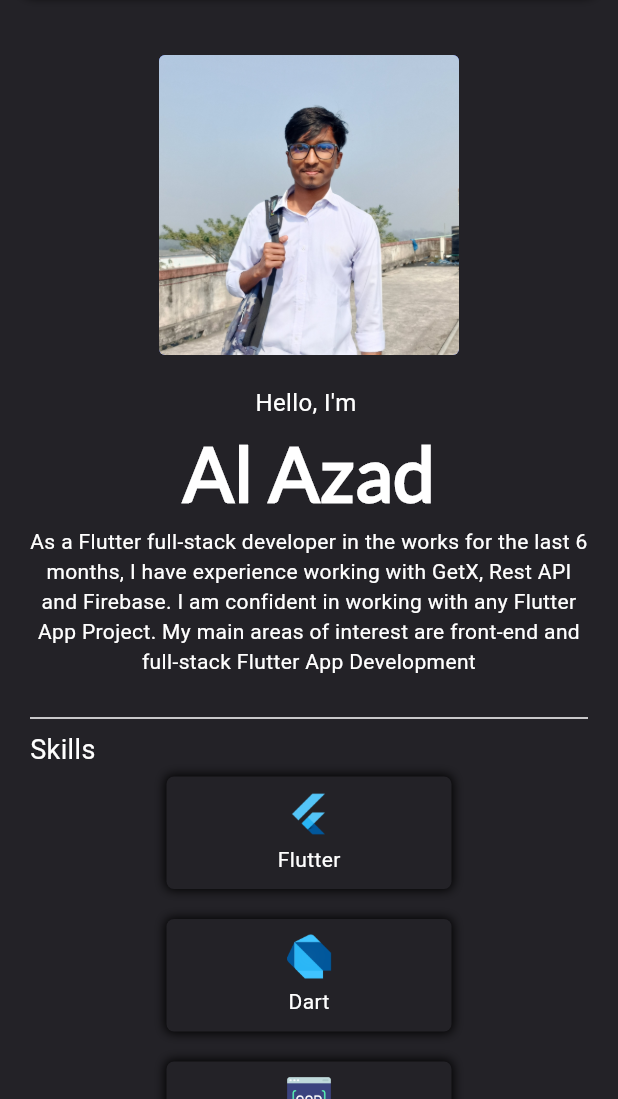
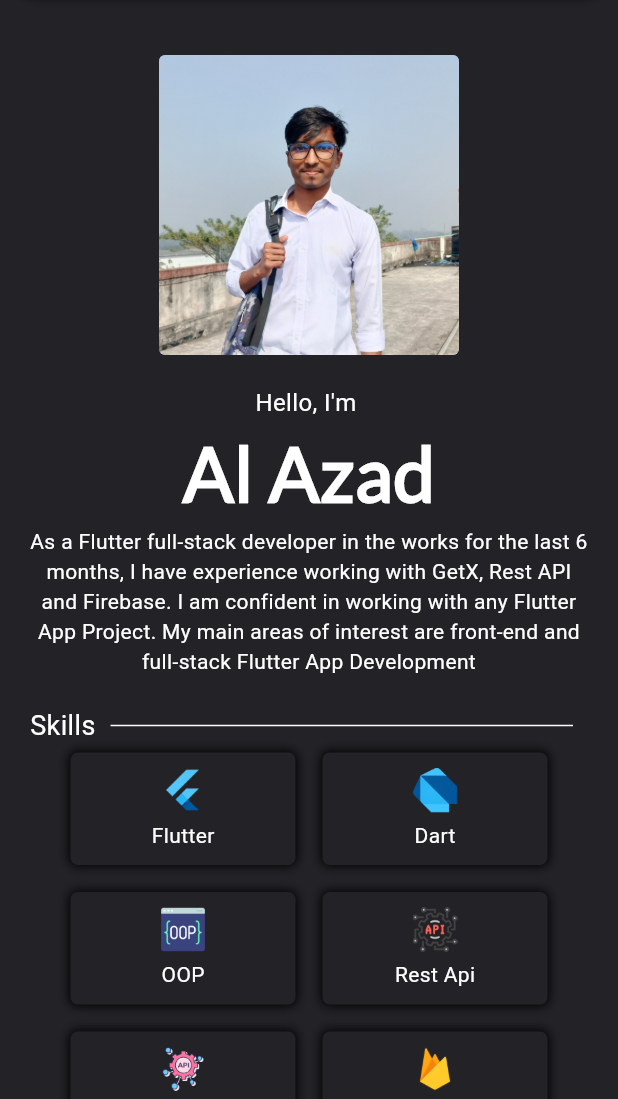
Before and after one commit to alazad214/my-portfolio, a Flutter app: the screen it shows after launch, on a phone screen of 412 x 824 dp, the part 137-1236 px from its top. Run offline on Flutter 3.47's test engine with Material 3 defaults, Android fonts, the phone set to English and light mode, and no system bars; our stand-ins replace flutter_screenutil, get.

Commit message:
education section added

```diff
--- a/lib/main.dart
+++ b/lib/main.dart
@@ -1,4 +1,5 @@
 import 'package:flutter/material.dart';
+import 'package:flutter_screenutil/flutter_screenutil.dart';
 import 'package:get/get.dart';
 import 'package:portfolio/pages/homepage.dart';
 
@@ -12,10 +13,17 @@ class MyApp extends StatelessWidget {
   // This widget is the root of your application.
   @override
   Widget build(BuildContext context) {
-    return const GetMaterialApp(
-      title: 'portfolio',
-      debugShowCheckedModeBanner: false,
-      home: Homepage(),
+    return ScreenUtilInit(
+      designSize: const Size(360, 690),
+      minTextAdapt: true,
+      splitScreenMode: true,
+      builder: (_, child) {
+        return const GetMaterialApp(
+          title: 'portfolio',
+          debugShowCheckedModeBanner: false,
+          home: Homepage(),
+        );
+      },
     );
   }
 }
--- a/lib/pages/about_me.dart
+++ b/lib/pages/about_me.dart
@@ -1,19 +1,22 @@
-import 'package:flutter/cupertino.dart';
 import 'package:flutter/material.dart';
-import 'package:flutter/widgets.dart';
-import 'package:portfolio/section/main/desktop_main.dart';
-import 'package:portfolio/section/main/mobile_main.dart';
-import 'package:portfolio/section/skills/skills.dart';
-import 'package:portfolio/utils/platform.dart';
+import 'package:flutter_screenutil/flutter_screenutil.dart';
+import 'package:portfolio/section/education/desktop_education.dart';
+import 'package:portfolio/section/education/mobile_education.dart';
+import 'package:portfolio/widgets/custom_line.dart';
+import 'package:portfolio/widgets/custom_text_1.dart';
+import 'package:portfolio/widgets/custom_text_2.dart';
+
+import '../section/main/desktop_main.dart';
+import '../section/main/mobile_main.dart';
+import '../section/skills/skills.dart';
 
 class AboutMe extends StatelessWidget {
   const AboutMe({super.key});
 
   @override
   Widget build(BuildContext context) {
-    final w = MediaQuery.of(context).size.width;
-    final h = MediaQuery.of(context).size.height;
-    return LayoutBuilder(builder: (context, constaints) {
+    return LayoutBuilder(
+      builder: (context, constraints) {
         return Container(
           color: const Color(0xFF232227),
           child: SingleChildScrollView(
@@ -22,35 +25,39 @@ class AboutMe extends StatelessWidget {
               child: Column(
                 crossAxisAlignment: CrossAxisAlignment.start,
                 children: [
-                if (constaints.maxWidth >= 650)
+                  // Skills section -->
+                  Column(
+                    crossAxisAlignment: CrossAxisAlignment.start,
+                    mainAxisAlignment: MainAxisAlignment.start,
+                    children: [
+                      //Main section-->
+                      if (constraints.maxWidth >= 650)
                         const DesktopMain()
                       else
                         const MobileMain(),
                       const SizedBox(
                         height: 20,
                       ),
-                const Divider(
-                  color: Colors.white,
+                      //Skills section-->
+                      const Skills(),
+                      //Skills section-->
+
+                      if (constraints.maxWidth >= 650)
+                        const DesktopEducation()
+                      else
+                        const MobileEducation(),
+                      const SizedBox(
+                        height: 20,
                       ),
-                const Skills(),
-                Column(
-                  crossAxisAlignment: CrossAxisAlignment.start,
-                  mainAxisAlignment: MainAxisAlignment.start,
-                  children: [
-                    const Text(
-                      "Education",
-                      style: TextStyle(
-                        color: Colors.white,
-                        fontSize: 20,
+
+                    ],
                   ),
-                    ),
-                  ],
-                )
                 ],
               ),
             ),
           ),
         );
-    });
+      },
+    );
   }
 }
--- a/lib/section/skills/skills.dart
+++ b/lib/section/skills/skills.dart
@@ -1,5 +1,5 @@
-import 'package:flutter/cupertino.dart';
 import 'package:flutter/material.dart';
+import 'package:portfolio/widgets/custom_line.dart';
 
 import '../../utils/platform.dart';
 
@@ -12,24 +12,20 @@ class Skills extends StatelessWidget {
       crossAxisAlignment: CrossAxisAlignment.start,
       mainAxisAlignment: MainAxisAlignment.start,
       children: [
-        const Text(
-          "Skills",
-          style: TextStyle(
-            color: Colors.white,
-            fontSize: 18,
-          ),
+        CustomLine(
+          text: "Skills",
         ),
         Align(
           alignment: Alignment.center,
           child: Wrap(
-            spacing: 10,
-            runSpacing: 10,
+            spacing: 8.0,
+            runSpacing: 8.0,
             crossAxisAlignment: WrapCrossAlignment.center,
             alignment: WrapAlignment.center,
             children: [
               for (int i = 0; i < skillItems.length; i++)
                 Container(
-                  width: 190,
+                  width: 150,
                   alignment: Alignment.center,
                   padding: const EdgeInsets.symmetric(
                       vertical: 10, horizontal: 5),
--- a/lib/utils/platform.dart
+++ b/lib/utils/platform.dart
@@ -58,14 +58,7 @@ const List<Map> skillItems = [
     "img": "assets/images/skills/admob.jpg",
     "title": "Admob",
   },
-  {
-    "img": "assets/images/skills/figma.png",
-    "title": "Figma",
-  },
-  {
-    "img": "assets/images/skills/adobe.png",
-    "title": "Android Studio",
-  },
+
   {
     "img": "assets/images/skills/github.png",
     "title": "Github",
@@ -78,4 +71,12 @@ const List<Map> skillItems = [
     "img": "assets/images/skills/androidstudio.png",
     "title": "Android Studio",
   },
+  {
+    "img": "assets/images/skills/figma.png",
+    "title": "Figma",
+  },
+  {
+    "img": "assets/images/skills/adobe.png",
+    "title": "Adobe XD",
+  },
 ];
--- /dev/null
+++ b/lib/widgets/custom_line.dart
@@ -0,0 +1,34 @@
+import 'package:flutter/cupertino.dart';
+import 'package:flutter/material.dart';
+
+class CustomLine extends StatelessWidget {
+  final String? text;
+  final padding;
+  const CustomLine({super.key, this.text, this.padding});
+
+  @override
+  Widget build(BuildContext context) {
+    return  Padding(
+      padding: padding??EdgeInsets.only(),
+      child: Row(
+        children: [
+
+          Text(
+            text!,
+            style: const TextStyle(
+              color: Colors.white,
+              fontSize: 18,
+            ),
+          ),
+          const SizedBox(width: 10,),
+          const Expanded(
+            child: Divider(
+              color: Colors.white,
+            ),
+          ),
+          const SizedBox(width: 10,),
+        ],
+      ),
+    );
+  }
+}
--- a/pubspec.yaml
+++ b/pubspec.yaml
@@ -46,6 +46,7 @@ dependencies:
   cloud_firestore: ^4.15.8
   firebase_messaging: ^14.7.19
   shared_preferences:
+  flutter_screenutil: ^5.9.3
 
 dev_dependencies:
   flutter_test:
```
Also changed, not shown: lib/section/education/desktop_education.dart (added, +107 -0 lines), lib/section/education/mobile_education.dart (added, +103 -0 lines), lib/widgets/custom_text_1.dart (added, +20 -0 lines), lib/widgets/custom_text_2.dart (added, +19 -0 lines), pubspec.lock. Lines whose indentation alone changed are shown as unchanged.
